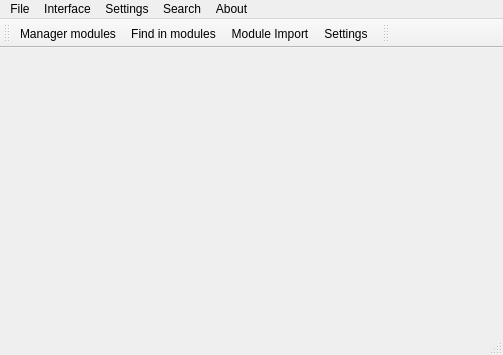
Above: src/main/mainwindow.ui from axsapronov/QSopherim before the change. Below: the same form after it.
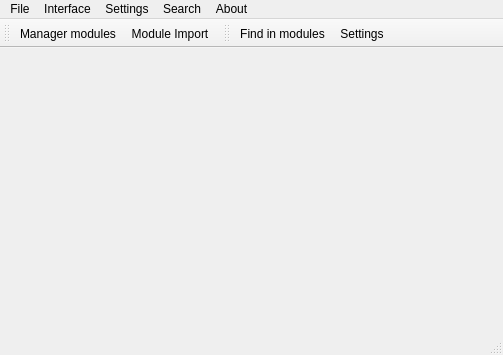
That is the form after the change. Icons and pictures are not drawn.

Commit message: [UPDATE] Update icon, Update toolbar, update find, update open chapter. Moved modules to appdir+GL_MODULES_PATH (/modules) and other

```diff
--- a/src/main/mainwindow.ui
+++ b/src/main/mainwindow.ui
@@ -110,21 +110,27 @@
     <bool>false</bool>
    </attribute>
    <addaction name="action_Settings_Module"/>
-   <addaction name="action_Search_Find_In_Modules"/>
    <addaction name="action_Settings_Module_Import"/>
-   <addaction name="action_Settings_General"/>
   </widget>
   <widget class="QStatusBar" name="statusBar"/>
   <widget class="QToolBar" name="toolBar">
    <property name="windowTitle">
     <string>toolBar</string>
    </property>
+   <property name="iconSize">
+    <size>
+     <width>32</width>
+     <height>32</height>
+    </size>
+   </property>
    <attribute name="toolBarArea">
     <enum>TopToolBarArea</enum>
    </attribute>
    <attribute name="toolBarBreak">
     <bool>false</bool>
    </attribute>
+   <addaction name="action_Search_Find_In_Modules"/>
+   <addaction name="action_Settings_General"/>
   </widget>
   <action name="action_About_Help">
    <property name="text">
```
The commit also changes 23 other files.
